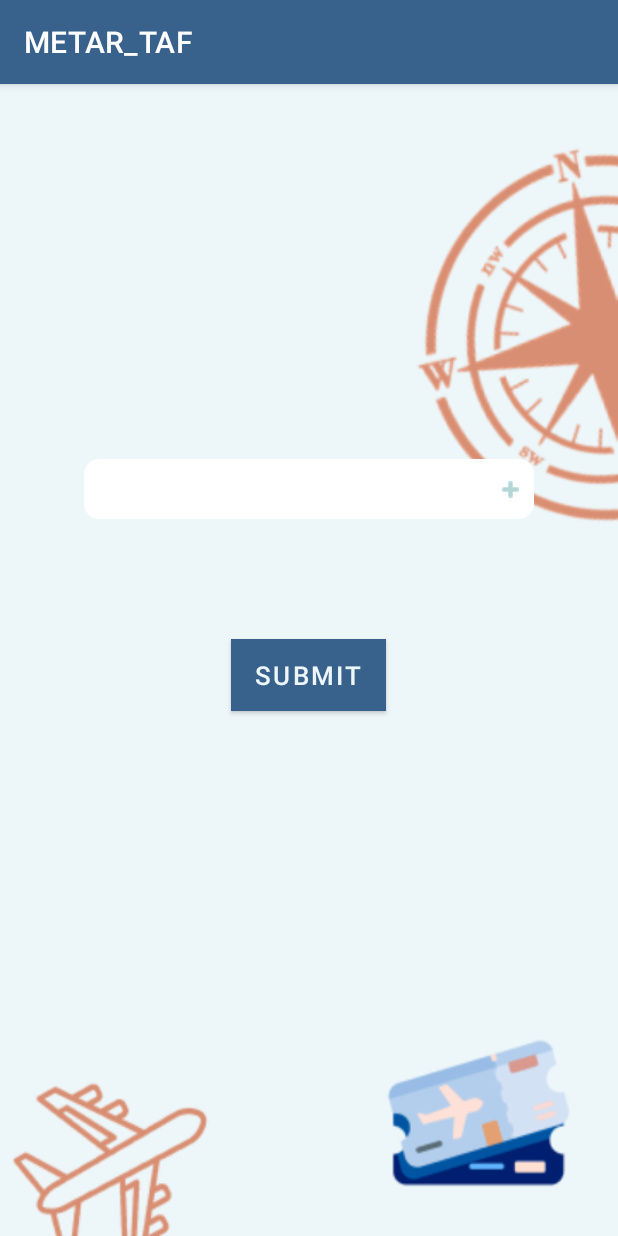
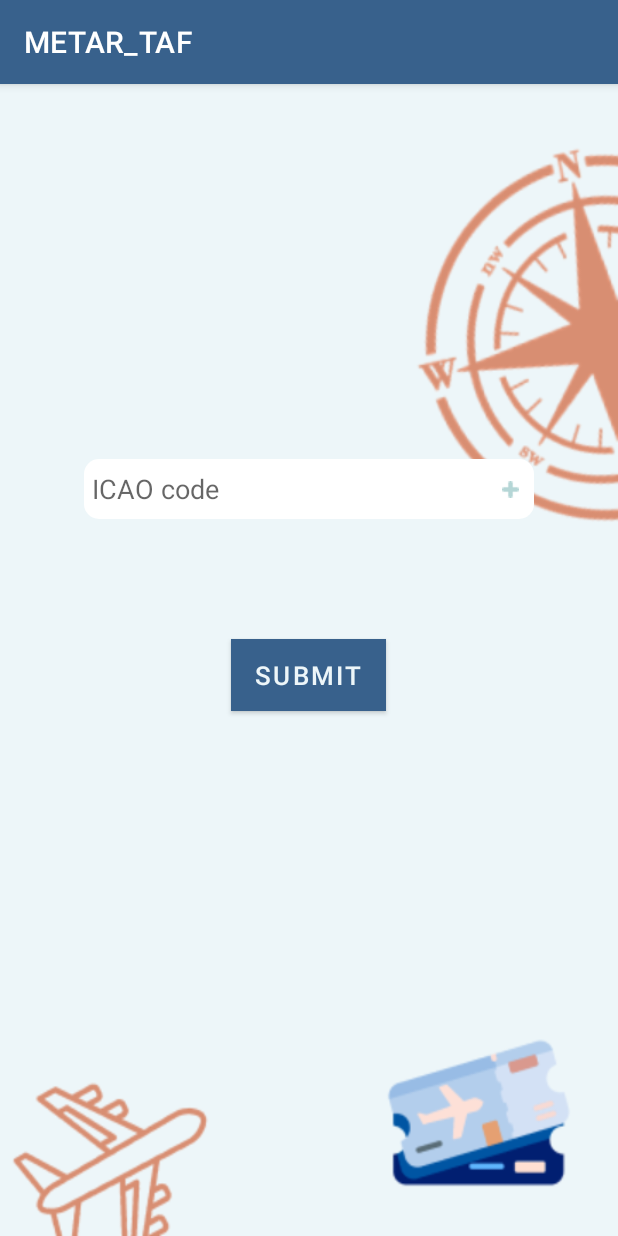
Before and after one commit to UserFZB/METAR_TAF_application, an Android app: the screen it shows after launch (SearchActivity), on a phone screen of 412 x 824 dp. Run offline under Robolectric (Android 15) with nearby library versions, the phone set to English and light mode, and no system bars.

Commit message:
Hint in search activity_search.xml

```diff
--- a/app/src/main/res/layout/activity_search.xml
+++ b/app/src/main/res/layout/activity_search.xml
@@ -15,6 +15,7 @@
         android:layout_marginTop="250dp"
         android:textColor="@color/lapis_lazuli"
         android:paddingLeft="5dp"
+        android:hint="@string/search_hint"
         android:background="@drawable/rounded_corner"></EditText>
 
     <ImageButton
--- a/app/src/main/res/values/strings.xml
+++ b/app/src/main/res/values/strings.xml
@@ -1,11 +1,8 @@
 <resources>
     <string name="app_name">METAR_TAF</string>
     <string name="search_hint">ICAO code</string>
-    <string name="title_activity_airport">MainActivity</string>
+    <string name="title_activity_airport">AirportActivity</string>
     <string name="title_home">Home</string>
-    <string name="title_dashboard">Dashboard</string>
-    <string name="title_notifications">Notifications</string>
-    <string name="hello_blank_fragment">Hello blank fragment</string>
     <string name="nav_station">Airport</string>
     <string name="nav_meteo">Weather</string>
     <string name="nav_map">Map</string>
```
